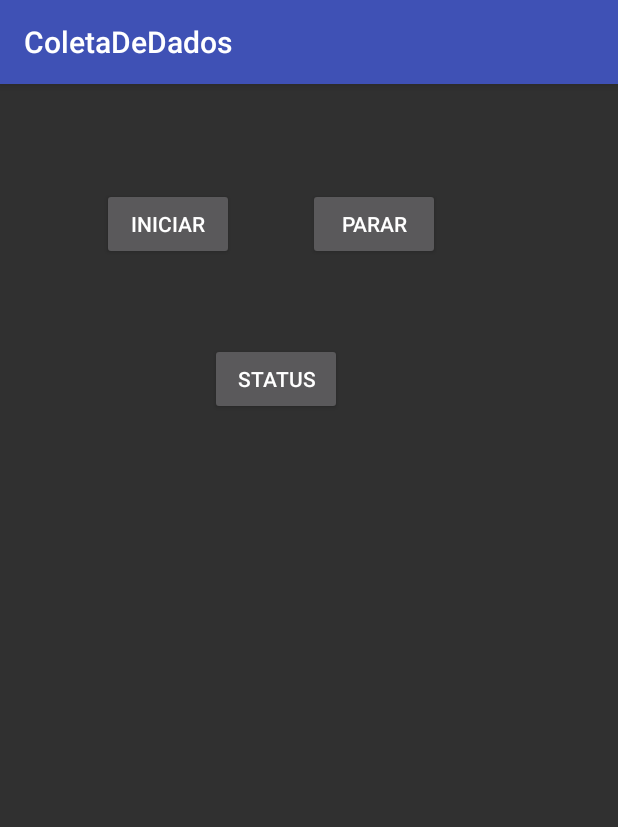
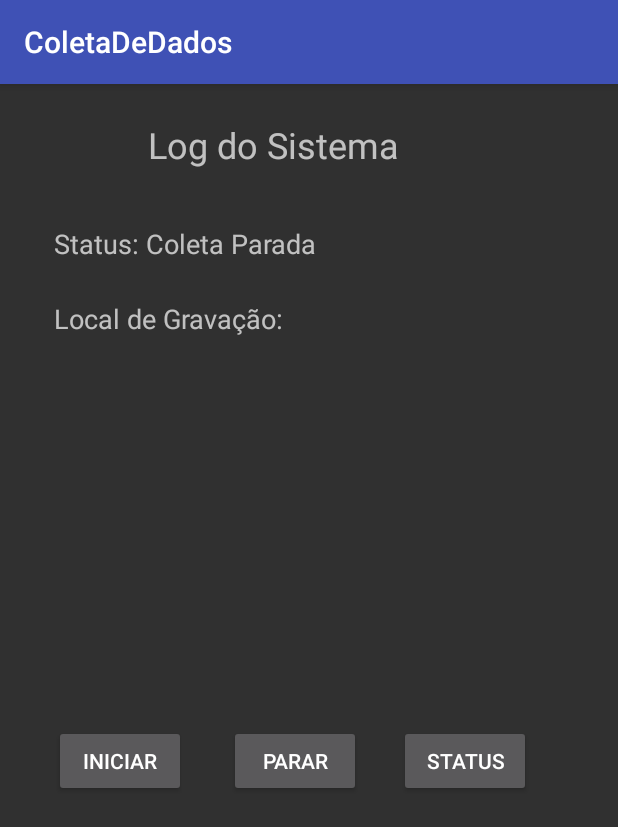
Before and after one commit to evndeveloper/CodigoFonte, an Android app: the screen it shows after launch (MainActivity), on a phone screen of 412 x 824 dp. Shown: the top 827 px of the screen. Run offline under Robolectric (Android 15) with nearby library versions, the phone set to English and light mode, and no system bars; 1 statement that could not run was skipped.

Commit message:
Implementação Inicial dos Logs do Sistema

```diff
--- a/Android/ColetaDados/app/src/main/java/com/example/eric/coletadedados/MainActivity.java
+++ b/Android/ColetaDados/app/src/main/java/com/example/eric/coletadedados/MainActivity.java
@@ -14,6 +14,7 @@ import android.os.Bundle;
 import android.util.Log;
 import android.view.View;
 import android.widget.Button;
+import android.widget.TextView;
 import android.widget.Toast;
 
 
@@ -25,15 +26,18 @@ public class MainActivity extends AppCompatActivity implements View.OnClickListe
     private Button btnIniciar;
     private Button btnParar;
     private Button btnContador;
+    private TextView tvStatus;
+    private TextView tvGravacao;
 
 
     private ServiceConnection conexao = new ServiceConnection() {
         @Override
         public void onServiceConnected(ComponentName name, IBinder service) {
-            Log.i(CATEGORIA, "onServiceConnected, serviço conectado");
+            Log.i("ONSERVICO", "onServiceConnected, serviço conectado");
             Servico.ConexaoInterfaceMp3 conexao = (Servico.ConexaoInterfaceMp3) service;
             Log.i(CATEGORIA, "Recuperada a interface para controlar o service");
             interfaceMetodos = conexao.getService();
+
         }
 
         @Override
@@ -47,6 +51,9 @@ public class MainActivity extends AppCompatActivity implements View.OnClickListe
     public void onCreate(Bundle icicle) {
         super.onCreate(icicle);
         setContentView(R.layout.activity_main);
+
+        tvStatus = (TextView) findViewById(R.id.tv_status);
+        tvGravacao = (TextView) findViewById(R.id.tv_gravacao);
 
         btnIniciar = (Button) findViewById(R.id.btnIniciar);
         btnIniciar.setOnClickListener(this);
@@ -66,10 +73,31 @@ public class MainActivity extends AppCompatActivity implements View.OnClickListe
     }
 
     @Override
+    protected void onResume() {
+        super.onResume();
+        Log.i(CATEGORIA, "onResume() MainActivity");
+        if (interfaceMetodos != null){
+            boolean status = interfaceMetodos.retornaStatus();
+            if (status){
+                tvStatus.setText("Status: Coletando Dados...");
+            }else {
+                tvStatus.setText("Status: Coleta Parada");
+            }
+        }
+
+    }
+
+    @Override
     public void onClick(View view) {
         try {
             if (view == btnIniciar){
                 interfaceMetodos.start();
+                boolean status = interfaceMetodos.retornaStatus();
+                if (status){
+                    tvStatus.setText("Status: Coletando Dados...");
+                }else {
+                    tvStatus.setText("Status: Coleta Parada");
+                }
 
             }else if (view == btnParar){
                 Log.i(CATEGORIA, "Parando o servico...");
@@ -93,7 +121,8 @@ public class MainActivity extends AppCompatActivity implements View.OnClickListe
     protected void onDestroy() {
         super.onDestroy();
         Log.i(CATEGORIA, "Activity destrída! Mas o serviço continua...");
-        //unbindService(conexao);
+        unbindService(conexao);
+
     }
 
 
--- a/Android/ColetaDados/app/src/main/java/com/example/eric/coletadedados/Servico.java
+++ b/Android/ColetaDados/app/src/main/java/com/example/eric/coletadedados/Servico.java
@@ -29,6 +29,7 @@ public class Servico extends Service implements InterfaceMetodos {
     public void onCreate() {
         Log.i(CATEGORIA, "onCreate()");
         ativo = false;
+        threadAtiva = new ThreadServico();
     }
 
     @Override
@@ -49,7 +50,6 @@ public class Servico extends Service implements InterfaceMetodos {
         Log.i(CATEGORIA, "start()");
         if (!ativo){
             ativo = true;
-            threadAtiva = new ThreadServico();
             threadAtiva.start();
         }
     }
--- a/Android/ColetaDados/app/src/main/res/layout/activity_main.xml
+++ b/Android/ColetaDados/app/src/main/res/layout/activity_main.xml
@@ -16,28 +16,29 @@
             android:id="@+id/btnIniciar"
             android:layout_width="wrap_content"
             android:layout_height="wrap_content"
-            android:layout_alignParentLeft="true"
-            android:layout_alignParentStart="true"
-            android:layout_alignParentTop="true"
-            android:layout_marginLeft="68dp"
-            android:layout_marginStart="68dp"
-            android:layout_marginTop="69dp"
+            android:layout_marginLeft="36dp"
+            android:layout_marginStart="36dp"
             android:text="Iniciar"
             tools:layout_editor_absoluteX="62dp"
-            tools:layout_editor_absoluteY="55dp" />
+            tools:layout_editor_absoluteY="55dp"
+            android:layout_alignBaseline="@+id/btnParar"
+            android:layout_alignBottom="@+id/btnParar"
+            android:layout_alignParentLeft="true"
+            android:layout_alignParentStart="true" />
 
         <Button
             android:id="@+id/btnParar"
             android:layout_width="wrap_content"
             android:layout_height="wrap_content"
-            android:layout_marginLeft="49dp"
-            android:layout_marginStart="49dp"
             android:text="Parar"
             tools:layout_editor_absoluteX="220dp"
             tools:layout_editor_absoluteY="55dp"
-            android:layout_above="@+id/btnContador"
-            android:layout_toRightOf="@+id/btnIniciar"
-            android:layout_toEndOf="@+id/btnIniciar" />
+            android:layout_alignBaseline="@+id/btnContador"
+            android:layout_alignBottom="@+id/btnContador"
+            android:layout_toLeftOf="@+id/btnContador"
+            android:layout_toStartOf="@+id/btnContador"
+            android:layout_marginRight="25dp"
+            android:layout_marginEnd="25dp" />
 
         <Button
             android:id="@+id/btnContador"
@@ -46,9 +47,45 @@
             android:text="Status"
             tools:layout_editor_absoluteX="137dp"
             tools:layout_editor_absoluteY="159dp"
-            android:layout_below="@+id/btnIniciar"
-            android:layout_centerHorizontal="true"
-            android:layout_marginTop="55dp" />
+            android:layout_alignParentBottom="true"
+            android:layout_alignParentRight="true"
+            android:layout_alignParentEnd="true"
+            android:layout_marginRight="14dp"
+            android:layout_marginEnd="14dp"
+            android:layout_marginBottom="20dp" />
+
+        <TextView
+            android:id="@+id/textView"
+            android:layout_width="wrap_content"
+            android:layout_height="wrap_content"
+            android:text="Log do Sistema"
+            android:textSize="24sp"
+            android:layout_marginTop="24dp"
+            android:layout_alignParentTop="true"
+            android:layout_toLeftOf="@+id/btnContador"
+            android:layout_toStartOf="@+id/btnContador" />
+
+        <TextView
+            android:id="@+id/tv_status"
+            android:layout_width="match_parent"
+            android:layout_height="wrap_content"
+            android:layout_alignLeft="@+id/btnIniciar"
+            android:layout_alignStart="@+id/btnIniciar"
+            android:layout_below="@+id/textView"
+            android:layout_marginTop="37dp"
+            android:text="Status: Coleta Parada"
+            android:textSize="18sp"/>
+
+        <TextView
+            android:id="@+id/tv_gravacao"
+            android:layout_width="match_parent"
+            android:layout_height="wrap_content"
+            android:layout_marginTop="25dp"
+            android:text="Local de Gravação:"
+            android:textSize="18sp"
+            android:layout_below="@+id/tv_status"
+            android:layout_alignLeft="@+id/tv_status"
+            android:layout_alignStart="@+id/tv_status" />
 
     </RelativeLayout>
 
```
Also changed, not shown: Android/ColetaDados/app/src/main/java/com/example/eric/coletadedados/Arquivo.java (added, +45 -0 lines), Android/ColetaDados/app/src/main/java/com/example/eric/coletadedados/Memoria.java (+11 -6 lines), Android/ColetaDados/app/src/main/java/com/example/eric/coletadedados/ThreadServico.java (+16 -0 lines).
